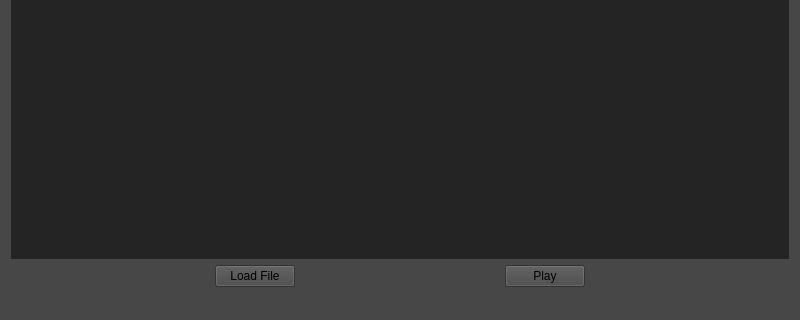
Before: the Qt Designer form mainwindow.ui in anubhavrohatgi/OCVPlayer, drawn with Qt 5; both pictures show x 0 to 800 and y 280 to 600 of the 800 by 600 pixel window.
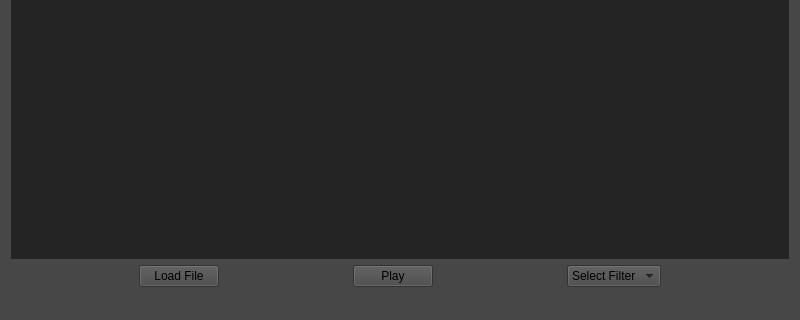
After: the same form once the commit is applied.

Commit message: Added spin box for selecting filters

```diff
--- a/mainwindow.ui
+++ b/mainwindow.ui
@@ -101,6 +101,47 @@
         </property>
        </spacer>
       </item>
+      <item>
+       <widget class="QComboBox" name="comboBox">
+        <property name="currentText">
+         <string>Select Filter</string>
+        </property>
+        <property name="maxCount">
+         <number>10</number>
+        </property>
+        <property name="modelColumn">
+         <number>0</number>
+        </property>
+        <item>
+         <property name="text">
+          <string>Select Filter</string>
+         </property>
+        </item>
+        <item>
+         <property name="text">
+          <string>Grayscale</string>
+         </property>
+        </item>
+        <item>
+         <property name="text">
+          <string>Luv</string>
+         </property>
+        </item>
+       </widget>
+      </item>
+      <item>
+       <spacer name="horizontalSpacer_4">
+        <property name="orientation">
+         <enum>Qt::Horizontal</enum>
+        </property>
+        <property name="sizeHint" stdset="0">
+         <size>
+          <width>40</width>
+          <height>20</height>
+         </size>
+        </property>
+       </spacer>
+      </item>
      </layout>
     </item>
    </layout>
```
